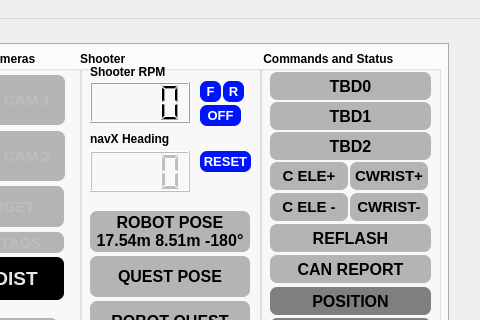
This is gui/layout_2026.ui in aesatchien/FRC2429_2026 as Qt 5 draws it before an edit; both pictures show x 1002 to 1482 and y 0 to 320 of the 1482 by 722 pixel window. The edited form follows.
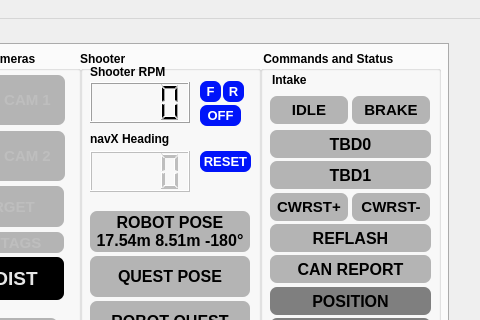
This is the edited form. Icons and pictures are not drawn. Custom widgets are drawn as their Qt base class.

Commit message: add intake brake and idle mode to gui

What changed in the file:
```diff
--- a/gui/layout_2026.ui
+++ b/gui/layout_2026.ui
@@ -1326,7 +1326,7 @@
        <property name="geometry">
         <rect>
          <x>10</x>
-         <y>51</y>
+         <y>110</y>
          <width>161</width>
          <height>28</height>
         </rect>
@@ -1359,7 +1359,7 @@
        <property name="geometry">
         <rect>
          <x>10</x>
-         <y>21</y>
+         <y>79</y>
          <width>161</width>
          <height>28</height>
         </rect>
@@ -1385,41 +1385,6 @@
         <set>Qt::AlignCenter</set>
        </property>
       </widget>
-      <widget class="ClickableQLabel" name="qlabel_cal_elevator_up_indicator">
-       <property name="enabled">
-        <bool>true</bool>
-       </property>
-       <property name="geometry">
-        <rect>
-         <x>10</x>
-         <y>111</y>
-         <width>78</width>
-         <height>28</height>
-        </rect>
-       </property>
-       <property name="font">
-        <font>
-         <family>MS Shell Dlg 2</family>
-         <pointsize>11</pointsize>
-         <italic>false</italic>
-         <bold>true</bold>
-        </font>
-       </property>
-       <property name="styleSheet">
-        <string notr="true">border: 7px;
-border-radius: 7px;
-background-color:rgb(180,180,180);</string>
-       </property>
-       <property name="text">
-        <string>C ELE+</string>
-       </property>
-       <property name="textFormat">
-        <enum>Qt::AutoText</enum>
-       </property>
-       <property name="alignment">
-        <set>Qt::AlignCenter</set>
-       </property>
-      </widget>
       <widget class="ClickableQLabel" name="qlabel_position_indicator">
        <property name="enabled">
         <bool>true</bool>
@@ -1486,48 +1451,13 @@
         <set>Qt::AlignCenter</set>
        </property>
       </widget>
-      <widget class="ClickableQLabel" name="qlabel_cal_elevator_down_indicator">
-       <property name="enabled">
-        <bool>true</bool>
-       </property>
-       <property name="geometry">
-        <rect>
-         <x>10</x>
-         <y>142</y>
-         <width>78</width>
-         <height>28</height>
-        </rect>
-       </property>
-       <property name="font">
-        <font>
-         <family>MS Shell Dlg 2</family>
-         <pointsize>11</pointsize>
-         <italic>false</italic>
-         <bold>true</bold>
-        </font>
-       </property>
-       <property name="styleSheet">
-        <string notr="true">border: 7px;
-border-radius: 7px;
-background-color:rgb(180,180,180);</string>
-       </property>
-       <property name="text">
-        <string>C ELE -</string>
-       </property>
-       <property name="textFormat">
-        <enum>Qt::AutoText</enum>
-       </property>
-       <property name="alignment">
-        <set>Qt::AlignCenter</set>
-       </property>
-      </widget>
       <widget class="ClickableQLabel" name="qlabel_cal_wrist_down_indicator">
        <property name="enabled">
         <bool>true</bool>
        </property>
        <property name="geometry">
         <rect>
-         <x>90</x>
+         <x>92</x>
          <y>142</y>
          <width>78</width>
          <height>28</height>
@@ -1547,7 +1477,7 @@
 background-color:rgb(180,180,180);</string>
        </property>
        <property name="text">
-        <string>CWRIST-</string>
+        <string>CWRST-</string>
        </property>
        <property name="textFormat">
         <enum>Qt::AutoText</enum>
@@ -1562,8 +1492,8 @@
        </property>
        <property name="geometry">
         <rect>
-         <x>90</x>
-         <y>111</y>
+         <x>10</x>
+         <y>142</y>
          <width>78</width>
          <height>28</height>
         </rect>
@@ -1582,40 +1512,7 @@
 background-color:rgb(180,180,180);</string>
        </property>
        <property name="text">
-        <string>CWRIST+</string>
-       </property>
-       <property name="textFormat">
-        <enum>Qt::AutoText</enum>
-       </property>
-       <property name="alignment">
-        <set>Qt::AlignCenter</set>
-       </property>
-      </widget>
-      <widget class="ClickableQLabel" name="qlabel_recal_wrist_indicator">
-       <property name="enabled">
-        <bool>true</bool>
-       </property>
-       <property name="geometry">
-        <rect>
-         <x>10</x>
-         <y>81</y>
-         <width>161</width>
-         <height>28</height>
-        </rect>
-       </property>
-       <property name="font">
-        <font>
-         <pointsize>12</pointsize>
-         <bold>true</bold>
-        </font>
-       </property>
-       <property name="styleSheet">
-        <string notr="true">border: 7px;
-border-radius: 7px;
-background-color:rgb(180,180,180);</string>
-       </property>
-       <property name="text">
-        <string>TBD2</string>
+        <string>CWRST+</string>
        </property>
        <property name="textFormat">
         <enum>Qt::AutoText</enum>
@@ -1657,6 +1554,89 @@
         <set>Qt::AlignCenter</set>
        </property>
       </widget>
+      <widget class="ClickableQLabel" name="qlabel_intake_idle_indicator">
+       <property name="enabled">
+        <bool>true</bool>
+       </property>
+       <property name="geometry">
+        <rect>
+         <x>10</x>
+         <y>45</y>
+         <width>78</width>
+         <height>28</height>
+        </rect>
+       </property>
+       <property name="font">
+        <font>
+         <family>MS Shell Dlg 2</family>
+         <pointsize>11</pointsize>
+         <italic>false</italic>
+         <bold>true</bold>
+        </font>
+       </property>
+       <property name="styleSheet">
+        <string notr="true">border: 7px;
+border-radius: 7px;
+background-color:rgb(180,180,180);</string>
+       </property>
+       <property name="text">
+        <string>IDLE</string>
+       </property>
+       <property name="textFormat">
+        <enum>Qt::AutoText</enum>
+       </property>
+       <property name="alignment">
+        <set>Qt::AlignCenter</set>
+       </property>
+      </widget>
+      <widget class="ClickableQLabel" name="qlabel_intake_brake_indicator">
+       <property name="enabled">
+        <bool>true</bool>
+       </property>
+       <property name="geometry">
+        <rect>
+         <x>92</x>
+         <y>45</y>
+         <width>78</width>
+         <height>28</height>
+        </rect>
+       </property>
+       <property name="font">
+        <font>
+         <family>MS Shell Dlg 2</family>
+         <pointsize>11</pointsize>
+         <italic>false</italic>
+         <bold>true</bold>
+        </font>
+       </property>
+       <property name="styleSheet">
+        <string notr="true">border: 7px;
+border-radius: 7px;
+background-color:rgb(180,180,180);</string>
+       </property>
+       <property name="text">
+        <string>BRAKE</string>
+       </property>
+       <property name="textFormat">
+        <enum>Qt::AutoText</enum>
+       </property>
+       <property name="alignment">
+        <set>Qt::AlignCenter</set>
+       </property>
+      </widget>
+      <widget class="QLabel" name="label_20">
+       <property name="geometry">
+        <rect>
+         <x>12</x>
+         <y>21</y>
+         <width>81</width>
+         <height>16</height>
+        </rect>
+       </property>
+       <property name="text">
+        <string>Intake</string>
+       </property>
+      </widget>
      </widget>
      <widget class="QComboBox" name="qcombobox_autonomous_routines">
       <property name="geometry">
```
The commit also changes 7 other files.
